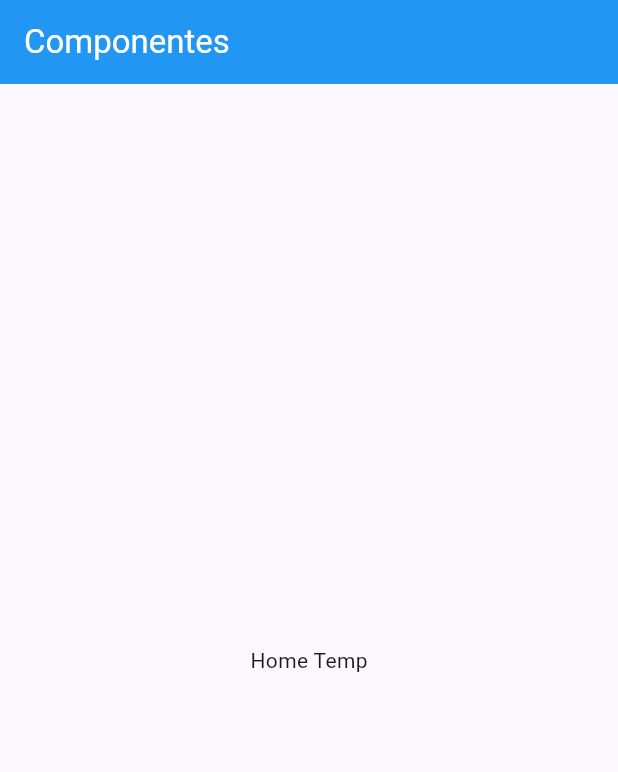
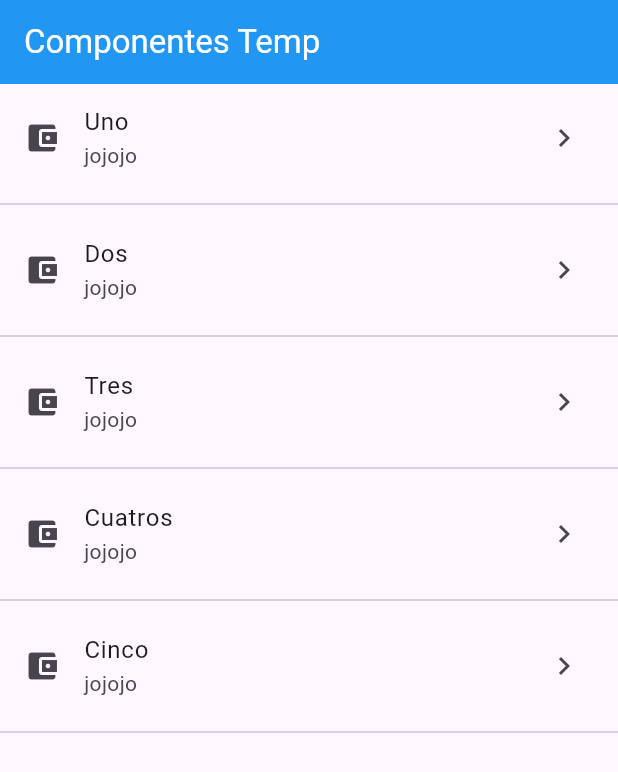
Before and after one commit to deniswou/flutter_app, a Flutter app: the screen it shows after launch, on a phone screen of 412 x 824 dp. Shown: the top 772 px of the screen. Run offline on Flutter 3.47's test engine with Material 3 defaults, Android fonts, the phone set to English and light mode, and no system bars.

Commit message:
insercion de listview en el home

```diff
--- a/lib/main.dart
+++ b/lib/main.dart
@@ -10,13 +10,7 @@ class MyApp extends StatelessWidget {
     return MaterialApp(
       title: 'Flutter App',
       debugShowCheckedModeBanner: false,
-      home: Scaffold(
-        appBar: AppBar(
-          title: const Text('Componentes', style: TextStyle(color: Colors.white)),
-          backgroundColor: Colors.blue,
-        ),
-        body: HomePageTemp(),
-      ),
+      home: HomePageTemp(),
     );
   }
 }
--- a/lib/src/pages/home_temp.dart
+++ b/lib/src/pages/home_temp.dart
@@ -1,11 +1,36 @@
 import 'package:flutter/material.dart';
+import 'package:flutter/widgets.dart';
 
 class HomePageTemp extends StatelessWidget {
 
+  final opciones = ['Uno', 'Dos', 'Tres', 'Cuatros', 'Cinco'];
+
   @override
   Widget build(BuildContext context) {
-    return const Center(
-      child: Text('Home Temp'),
+    return Scaffold(
+      appBar: AppBar(
+        title: Text('Componentes Temp', style: TextStyle(color: Colors.white)),
+        backgroundColor: Colors.blue,
+      ),
+      body: ListView(
+        children: _crearItems(),
+      ),
     );
   }
+
+  List<Widget> _crearItems(){
+    List<Widget> lista = [];
+    for (String opt in opciones){
+      final tempWidget = ListTile(
+        title: Text( opt ),
+        subtitle: Text('jojojo'),
+        leading: Icon(Icons.account_balance_wallet),
+        trailing: Icon(Icons.keyboard_arrow_right),
+        onTap: (){},
+      );
+      lista..add(tempWidget)
+            ..add(Divider());
+    }
+    return lista;
+  }
 }
```
